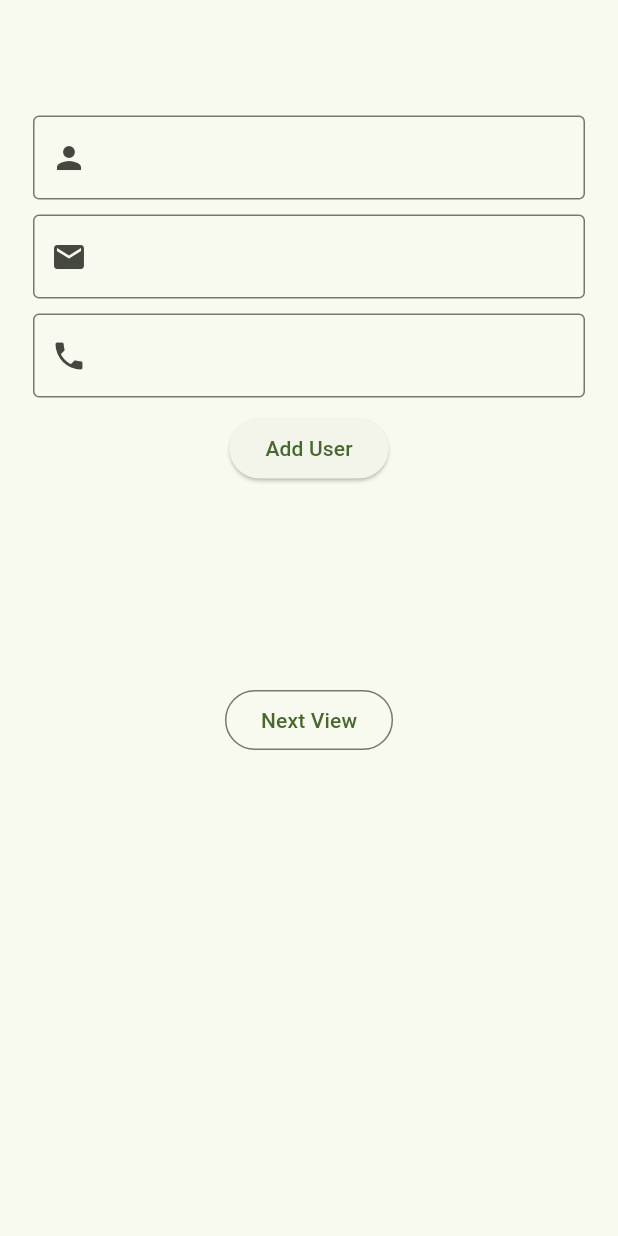
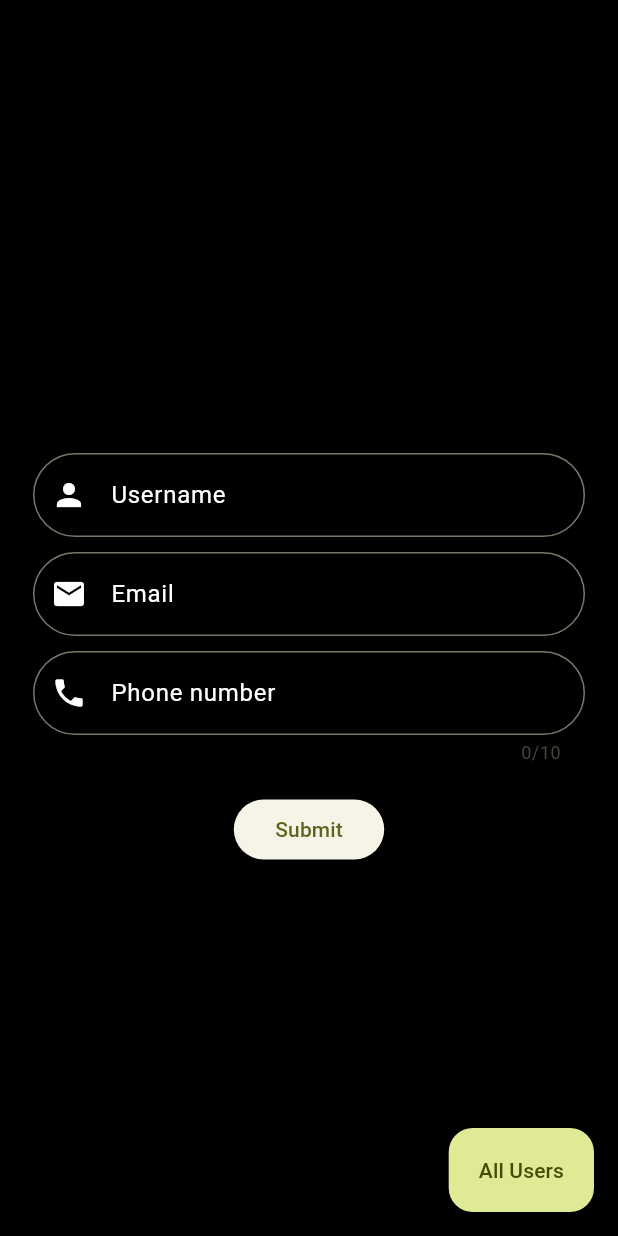
Before and after one commit to AbhijithNellikkat/Rest-API-CRUD-OPERATION, a Flutter app: the screen it shows after launch, on a phone screen of 412 x 824 dp. Run offline on Flutter 3.47's test engine with Material 3 defaults, Android fonts, the phone set to English and light mode, and no system bars.

Commit message:
ui change

```diff
--- a/lib/app/views/homeview.dart
+++ b/lib/app/views/homeview.dart
@@ -9,45 +9,72 @@ class HomeView extends StatelessWidget {
   final TextEditingController emailController = TextEditingController();
   final TextEditingController phoneNumberController = TextEditingController();
 
+  HomeView({super.key});
+
   @override
   Widget build(BuildContext context) {
     final userController = Provider.of<UserController>(context);
 
     return Scaffold(
+      backgroundColor: Colors.black,
       body: Column(
+        mainAxisAlignment: MainAxisAlignment.center,
         children: [
           Container(
             height: MediaQuery.of(context).size.height / 2,
             width: double.infinity,
             margin: const EdgeInsets.all(22),
             child: Column(
+              mainAxisAlignment: MainAxisAlignment.center,
               children: [
                 const SizedBox(height: 55),
                 TextField(
+                  style: const TextStyle(color: Colors.white),
                   controller: nameController,
                   decoration: const InputDecoration(
-                    prefixIcon: Icon(Icons.person),
-                    border: OutlineInputBorder(),
+                    labelText: 'Username',
+                    labelStyle: TextStyle(color: Colors.white),
+                    prefixIcon: Icon(
+                      Icons.person,
+                      color: Colors.white,
+                    ),
+                    border: OutlineInputBorder(
+                        borderRadius: BorderRadius.all(Radius.circular(50))),
                   ),
                 ),
                 const SizedBox(height: 10),
                 TextField(
+                  style: const TextStyle(color: Colors.white),
                   controller: emailController,
                   decoration: const InputDecoration(
-                    prefixIcon: Icon(Icons.email),
-                    border: OutlineInputBorder(),
+                    labelText: 'Email',
+                    labelStyle: TextStyle(color: Colors.white),
+                    prefixIcon: Icon(
+                      Icons.email,
+                      color: Colors.white,
+                    ),
+                    border: OutlineInputBorder(
+                        borderRadius: BorderRadius.all(Radius.circular(50))),
                   ),
                 ),
                 const SizedBox(height: 10),
                 TextField(
+                  maxLength: 10,
+                  style: const TextStyle(color: Colors.white),
                   keyboardType: TextInputType.phone,
                   controller: phoneNumberController,
                   decoration: const InputDecoration(
-                    prefixIcon: Icon(Icons.phone),
-                    border: OutlineInputBorder(),
+                    labelText: 'Phone number',
+                    labelStyle: TextStyle(color: Colors.white),
+                    prefixIcon: Icon(
+                      Icons.phone,
+                      color: Colors.white,
+                    ),
+                    border: OutlineInputBorder(
+                        borderRadius: BorderRadius.all(Radius.circular(50))),
                   ),
                 ),
-                const SizedBox(height: 10),
+                const SizedBox(height: 19),
                 ElevatedButton(
                   onPressed: () async {
                     final newUser = UserModel(
@@ -60,22 +87,21 @@ class HomeView extends StatelessWidget {
                     emailController.clear();
                     phoneNumberController.clear();
                   },
-                  child: const Text("Add User"),
+                  child: const Text(" Submit "),
                 ),
               ],
             ),
           ),
-          OutlinedButton(
-            onPressed: () {
-              Navigator.push(
-                context,
-                MaterialPageRoute(builder: (context) => const UserDataView()),
-              );
-            },
-            child: const Text("Next View"),
-          ),
         ],
       ),
+      floatingActionButton: FloatingActionButton.extended(
+          onPressed: () {
+            Navigator.push(
+              context,
+              MaterialPageRoute(builder: (context) => const UserDataView()),
+            );
+          },
+          label: const Text('All Users')),
     );
   }
 }
--- a/lib/main.dart
+++ b/lib/main.dart
@@ -23,7 +23,7 @@ class MyApp extends StatelessWidget {
         title: 'Flutter Demo',
         theme: ThemeData(
           colorScheme: ColorScheme.fromSeed(
-              seedColor: const Color.fromARGB(255, 140, 255, 0)),
+              seedColor: const Color.fromARGB(255, 234, 255, 3)),
           useMaterial3: true,
         ),
         home: HomeView(),
```
Also changed, not shown: lib/app/views/edituser_view.dart (+46 -13 lines), lib/app/views/users_data_view.dart (+33 -5 lines).
